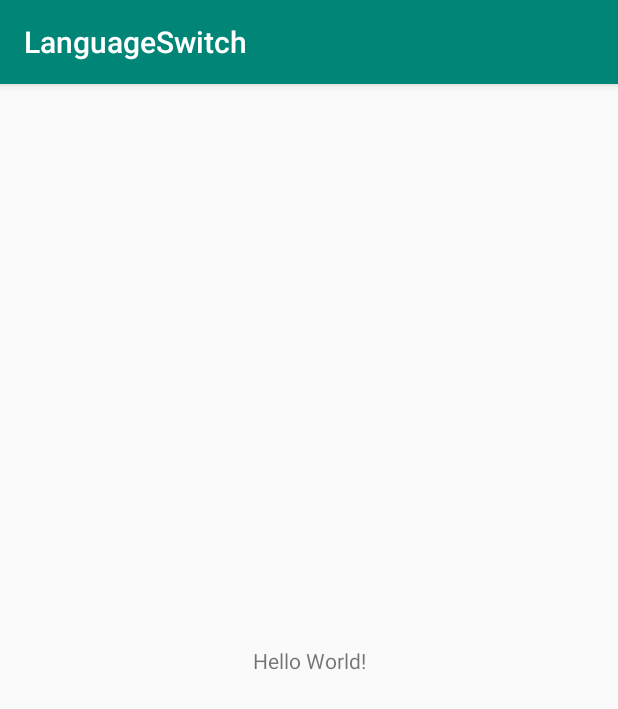
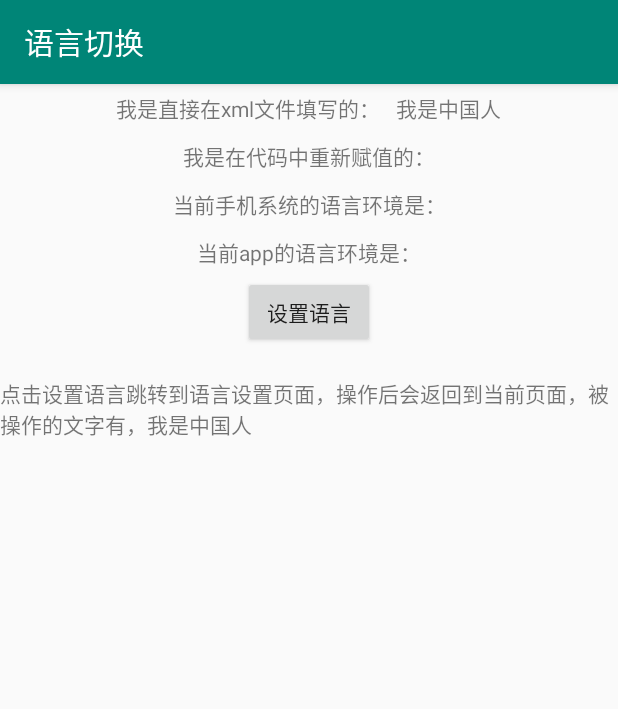
Before and after one commit to smaboy/AndroidLanguageChangeLib, an Android app: the screen it shows after launch (MainActivity), on a phone screen of 412 x 824 dp. Shown: the top 709 px of the screen. Run offline under Robolectric (Android 15) with nearby library versions, the phone set to English and light mode, and no system bars; our stand-ins replace ButterKnife.

Commit message:
UI比编写完毕

```diff
--- a/app/build.gradle
+++ b/app/build.gradle
@@ -19,10 +19,11 @@ android {
 }
 
 dependencies {
-    implementation fileTree(dir: 'libs', include: ['*.jar'])
+    implementation fileTree(include: ['*.jar'], dir: 'libs')
     implementation 'com.android.support:appcompat-v7:28.0.0'
     implementation 'com.android.support.constraint:constraint-layout:1.1.3'
     testImplementation 'junit:junit:4.12'
     androidTestImplementation 'com.android.support.test:runner:1.0.2'
     androidTestImplementation 'com.android.support.test.espresso:espresso-core:3.0.2'
+    implementation 'com.jakewharton:butterknife:8.8.1'
 }
--- a/app/src/main/AndroidManifest.xml
+++ b/app/src/main/AndroidManifest.xml
@@ -1,5 +1,6 @@
 <?xml version="1.0" encoding="utf-8"?>
 <manifest xmlns:android="http://schemas.android.com/apk/res/android"
+    xmlns:tools="http://schemas.android.com/tools"
     package="com.example.smaboy.languageswitch">
 
     <application
@@ -8,7 +9,8 @@
         android:label="@string/app_name"
         android:roundIcon="@mipmap/ic_launcher_round"
         android:supportsRtl="true"
-        android:theme="@style/AppTheme">
+        android:theme="@style/AppTheme"
+        tools:ignore="GoogleAppIndexingWarning">
         <activity android:name=".MainActivity">
             <intent-filter>
                 <action android:name="android.intent.action.MAIN" />
@@ -16,6 +18,7 @@
                 <category android:name="android.intent.category.LAUNCHER" />
             </intent-filter>
         </activity>
+        <activity android:name=".SettingActivity" />
     </application>
 
 </manifest>
--- a/app/src/main/java/com/example/smaboy/languageswitch/MainActivity.java
+++ b/app/src/main/java/com/example/smaboy/languageswitch/MainActivity.java
@@ -1,13 +1,45 @@
 package com.example.smaboy.languageswitch;
 
+import android.content.Intent;
+import android.os.Bundle;
 import android.support.v7.app.AppCompatActivity;
-import android.os.Bundle;
+import android.view.View;
+import android.widget.TextView;
+
+import butterknife.BindView;
+import butterknife.ButterKnife;
+import butterknife.OnClick;
 
 public class MainActivity extends AppCompatActivity {
+
+    @BindView(R.id.tv_1)
+    TextView tv1;
+    @BindView(R.id.tv_2)
+    TextView tv2;
+    @BindView(R.id.tv_3)
+    TextView tv3;
 
     @Override
     protected void onCreate(Bundle savedInstanceState) {
         super.onCreate(savedInstanceState);
         setContentView(R.layout.activity_main);
+        ButterKnife.bind(this);
+
+        //设置数据
+
+        //重新赋值
+
+        //获取手机系统语言环境
+
+        //获取app当前语言环境
+
     }
+
+    public void btnClick(View view) {
+
+        //点击设置进入语言设置界面
+        startActivityForResult(new Intent(this,SettingActivity.class),1);
+    }
+
+
 }
--- a/app/src/main/res/layout/activity_main.xml
+++ b/app/src/main/res/layout/activity_main.xml
@@ -1,18 +1,106 @@
 <?xml version="1.0" encoding="utf-8"?>
-<android.support.constraint.ConstraintLayout xmlns:android="http://schemas.android.com/apk/res/android"
-    xmlns:app="http://schemas.android.com/apk/res-auto"
+<LinearLayout xmlns:android="http://schemas.android.com/apk/res/android"
     xmlns:tools="http://schemas.android.com/tools"
     android:layout_width="match_parent"
     android:layout_height="match_parent"
-    tools:context=".MainActivity">
+    tools:context=".MainActivity"
+    android:orientation="vertical">
+
+
+    <LinearLayout
+        android:layout_width="match_parent"
+        android:layout_height="wrap_content"
+        android:orientation="horizontal"
+        android:gravity="center">
+
+        <TextView
+            android:layout_width="wrap_content"
+            android:layout_height="wrap_content"
+            android:text="我是直接在xml文件填写的："
+            android:gravity="center"
+            android:padding="5dp"/>
+        <TextView
+            android:layout_width="wrap_content"
+            android:layout_height="wrap_content"
+            android:text="@string/app_tips"
+            android:gravity="center"
+            android:padding="5dp"/>
+
+
+    </LinearLayout>
+
+
+    <LinearLayout
+        android:layout_width="match_parent"
+        android:layout_height="wrap_content"
+        android:orientation="horizontal">
+        <TextView
+            android:layout_width="match_parent"
+            android:layout_height="wrap_content"
+            android:text="我是在代码中重新赋值的："
+            android:gravity="center"
+            android:padding="5dp"/>
+        <TextView
+            android:id="@+id/tv_1"
+            android:layout_width="match_parent"
+            android:layout_height="wrap_content"
+            android:gravity="center"
+            android:padding="5dp"/>
+
+
+    </LinearLayout>
+
+    <LinearLayout
+        android:layout_width="match_parent"
+        android:layout_height="wrap_content"
+        android:orientation="horizontal">
+        <TextView
+            android:layout_width="match_parent"
+            android:layout_height="wrap_content"
+            android:text="当前手机系统的语言环境是："
+            android:gravity="center"
+            android:padding="5dp"/>
+        <TextView
+            android:id="@+id/tv_2"
+            android:layout_width="match_parent"
+            android:layout_height="wrap_content"
+            android:gravity="center"
+            android:padding="5dp"/>
+
+
+    </LinearLayout>
+
+    <LinearLayout
+        android:layout_width="match_parent"
+        android:layout_height="wrap_content"
+        android:orientation="horizontal">
+        <TextView
+            android:layout_width="match_parent"
+            android:layout_height="wrap_content"
+            android:text="当前app的语言环境是："
+            android:gravity="center"
+            android:padding="5dp"/>
+        <TextView
+            android:id="@+id/tv_3"
+            android:layout_width="match_parent"
+            android:layout_height="wrap_content"
+            android:gravity="center"
+            android:padding="5dp"/>
+
+
+    </LinearLayout>
+
+    <Button
+        android:layout_width="wrap_content"
+        android:layout_height="wrap_content"
+        android:text="设置语言"
+        android:onClick="btnClick"
+        android:layout_gravity="center_horizontal"/>
 
     <TextView
-        android:layout_width="wrap_content"
+        android:layout_width="match_parent"
         android:layout_height="wrap_content"
-        android:text="Hello World!"
-        app:layout_constraintBottom_toBottomOf="parent"
-        app:layout_constraintLeft_toLeftOf="parent"
-        app:layout_constraintRight_toRightOf="parent"
-        app:layout_constraintTop_toTopOf="parent" />
+        android:paddingTop="20dp"
+        android:text="点击设置语言跳转到语言设置页面，操作后会返回到当前页面，被操作的文字有，我是中国人"/>
 
-</android.support.constraint.ConstraintLayout>
+</LinearLayout>
--- a/app/src/main/res/values/strings.xml
+++ b/app/src/main/res/values/strings.xml
@@ -1,3 +1,5 @@
 <resources>
-    <string name="app_name">LanguageSwitch</string>
+    <string name="app_name">语言切换</string>
+
+    <string name="app_tips">我是中国人</string>
 </resources>
```
Also changed, not shown: app/src/main/java/com/example/smaboy/languageswitch/SettingActivity.java (added, +33 -0 lines), app/src/main/res/layout/activity_setting.xml (added, +28 -0 lines), 5 other files.
